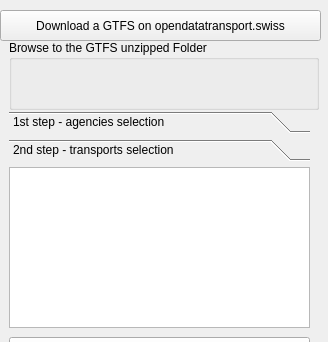
The window that gtfs_shapes_creator_dockwidget_base.ui (skagejj/gtfs_shapes_creator) describes before a commit, drawn with Qt 5; both pictures show x 0 to 328 and y 0 to 342 of the 328 by 500 pixel window.
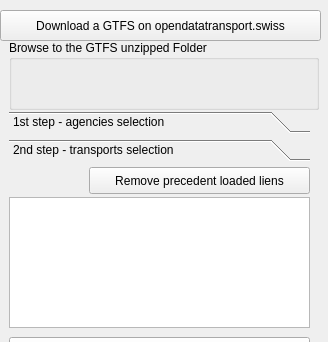
The same window after the commit. The open tabs and pages were chosen to show the change. Custom widgets are drawn as their Qt base class.

Diff of the .ui file:
```diff
--- a/gtfs_shapes_creator_dockwidget_base.ui
+++ b/gtfs_shapes_creator_dockwidget_base.ui
@@ -244,9 +244,9 @@
       <property name="geometry">
        <rect>
         <x>0</x>
-        <y>0</y>
+        <y>30</y>
         <width>301</width>
-        <height>161</height>
+        <height>131</height>
        </rect>
       </property>
       <property name="focusPolicy">
@@ -301,6 +301,19 @@
        <string>It will take lot of time, be patient...</string>
       </property>
      </widget>
+     <widget class="QPushButton" name="RmvBusesButton">
+      <property name="geometry">
+       <rect>
+        <x>80</x>
+        <y>0</y>
+        <width>221</width>
+        <height>27</height>
+       </rect>
+      </property>
+      <property name="text">
+       <string>Remove precedent loaded liens</string>
+      </property>
+     </widget>
     </widget>
     <widget class="QWidget" name="step_3">
      <property name="geometry">
```
